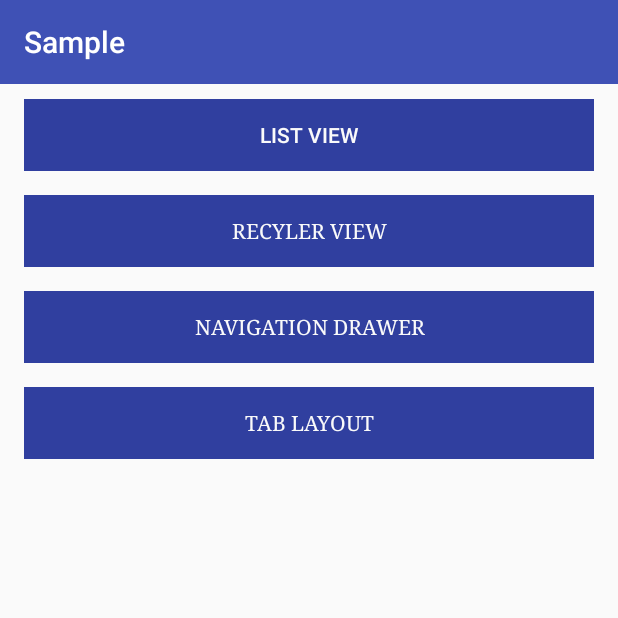
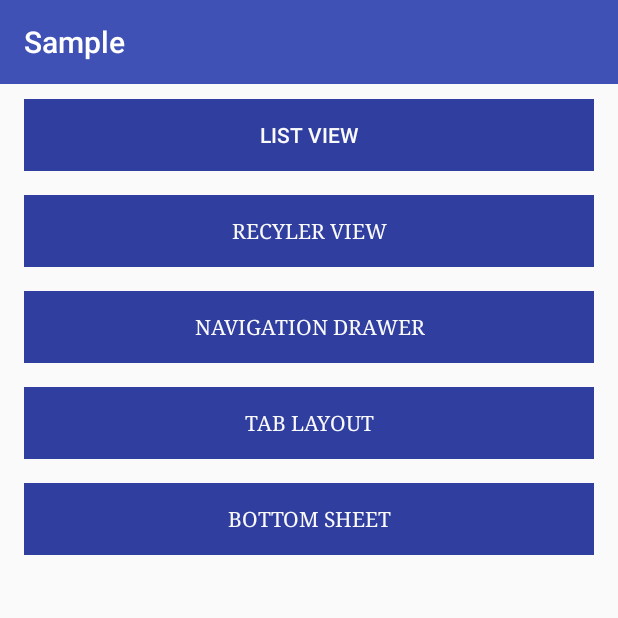
Before and after one commit to Manikandan92/Kotlin-sample, an Android app: the screen it shows after launch (MainActivity), on a phone screen of 412 x 824 dp, the top half of it. Run offline under Robolectric (Android 15) with nearby library versions, the phone set to English and light mode, and no system bars.

Commit message:
Integrated the bottom sheet view.

```diff
--- a/app/src/main/AndroidManifest.xml
+++ b/app/src/main/AndroidManifest.xml
@@ -20,6 +20,7 @@
         <activity android:name="com.manikandan.samplekotlinproject.RecyclerViewActivity"/>
         <activity android:name="com.manikandan.samplekotlinproject.NavigationDrawerActivity"/>
         <activity android:name="com.manikandan.samplekotlinproject.TabLayoutActivity"/>
+        <activity android:name="com.manikandan.samplekotlinproject.BottomSheetActivity"/>
     </application>
 
 </manifest>
--- a/app/src/main/java/com/manikandan/samplekotlinproject/MainActivity.kt
+++ b/app/src/main/java/com/manikandan/samplekotlinproject/MainActivity.kt
@@ -11,6 +11,7 @@ class MainActivity : AppCompatActivity() {
     lateinit var btnRecyclerView: Button
     lateinit var btnNavigationDrawer: Button
     lateinit var btnTabLayout: Button
+    lateinit var btnBottomSheetLayout: Button
     lateinit var toolBar: Toolbar
 
     override fun onCreate(savedInstanceState: Bundle?) {
@@ -21,6 +22,7 @@ class MainActivity : AppCompatActivity() {
         btnRecyclerView = findViewById<Button>(R.id.btn_recycler_view) as Button
         btnNavigationDrawer = findViewById<Button>(R.id.btn_navigation) as Button
         btnTabLayout = findViewById<Button>(R.id.btn_tab_layout) as Button
+        btnBottomSheetLayout = findViewById<Button>(R.id.btn_bottom_sheet_layout) as Button
 
         toolBar.setTitle("Sample")
 
@@ -42,5 +44,10 @@ class MainActivity : AppCompatActivity() {
             val intent = Intent(this, TabLayoutActivity::class.java)
             startActivity(intent)
         }
+
+        btnBottomSheetLayout.setOnClickListener {
+            val intent = Intent(this, BottomSheetActivity::class.java)
+            startActivity(intent)
+        }
     }
 }
--- a/app/src/main/res/layout/activity_main.xml
+++ b/app/src/main/res/layout/activity_main.xml
@@ -76,6 +76,18 @@
                     android:textColor="?android:attr/colorBackground"
                     android:typeface="serif"/>
 
+                <Button
+                    android:id="@+id/btn_bottom_sheet_layout"
+                    style="@style/Widget.AppCompat.Button.Borderless.Colored"
+                    android:layout_width="match_parent"
+                    android:layout_height="wrap_content"
+                    android:layout_below="@+id/btn_tab_layout"
+                    android:layout_marginTop="16dp"
+                    android:background="?attr/actionModeSplitBackground"
+                    android:text="Bottom sheet"
+                    android:textColor="?android:attr/colorBackground"
+                    android:typeface="serif"/>
+
             </RelativeLayout>
 
         </LinearLayout>
```
Also changed, not shown: app/src/main/java/com/manikandan/samplekotlinproject/BottomSheetActivity.kt (added, +68 -0 lines), app/src/main/res/layout/bottom_sheet_activity.xml (added, +42 -0 lines).
